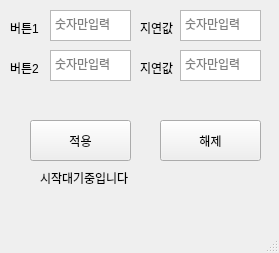
Before: the Qt Designer form mainwindow.ui in uuuusssseeeerrrr/ybHelper, drawn with Qt 5.
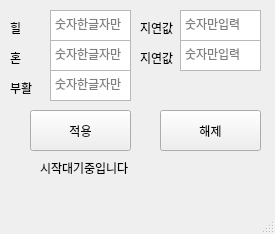
After: the same form once the commit is applied.

```diff
--- a/mainwindow.ui
+++ b/mainwindow.ui
@@ -6,8 +6,8 @@
    <rect>
     <x>0</x>
     <y>0</y>
-    <width>279</width>
-    <height>253</height>
+    <width>275</width>
+    <height>234</height>
    </rect>
   </property>
   <property name="windowTitle">
@@ -24,7 +24,7 @@
      </rect>
     </property>
     <property name="text">
-     <string>버튼1</string>
+     <string>힐</string>
     </property>
    </widget>
    <widget class="QTextEdit" name="hEdit">
@@ -37,33 +37,33 @@
      </rect>
     </property>
     <property name="placeholderText">
-     <string>숫자만입력</string>
+     <string>숫자한글자만</string>
     </property>
    </widget>
    <widget class="QTextEdit" name="h2Edit">
     <property name="geometry">
      <rect>
       <x>50</x>
-      <y>50</y>
+      <y>40</y>
       <width>81</width>
       <height>31</height>
      </rect>
     </property>
     <property name="placeholderText">
-     <string>숫자만입력</string>
+     <string>숫자한글자만</string>
     </property>
    </widget>
    <widget class="QLabel" name="label_2">
     <property name="geometry">
      <rect>
       <x>10</x>
-      <y>60</y>
+      <y>50</y>
       <width>31</width>
       <height>16</height>
      </rect>
     </property>
     <property name="text">
-     <string>버튼2</string>
+     <string>혼</string>
     </property>
    </widget>
    <widget class="QLabel" name="label_3">
@@ -96,7 +96,7 @@
     <property name="geometry">
      <rect>
       <x>140</x>
-      <y>60</y>
+      <y>50</y>
       <width>41</width>
       <height>16</height>
      </rect>
@@ -109,7 +109,7 @@
     <property name="geometry">
      <rect>
       <x>180</x>
-      <y>50</y>
+      <y>40</y>
       <width>81</width>
       <height>31</height>
      </rect>
@@ -122,7 +122,7 @@
     <property name="geometry">
      <rect>
       <x>30</x>
-      <y>120</y>
+      <y>110</y>
       <width>101</width>
       <height>41</height>
      </rect>
@@ -135,7 +135,7 @@
     <property name="geometry">
      <rect>
       <x>160</x>
-      <y>120</y>
+      <y>110</y>
       <width>101</width>
       <height>41</height>
      </rect>
@@ -148,7 +148,7 @@
     <property name="geometry">
      <rect>
       <x>40</x>
-      <y>170</y>
+      <y>160</y>
       <width>221</width>
       <height>16</height>
      </rect>
@@ -157,6 +157,32 @@
      <string>시작대기중입니다</string>
     </property>
    </widget>
+   <widget class="QTextEdit" name="h3Edit">
+    <property name="geometry">
+     <rect>
+      <x>50</x>
+      <y>70</y>
+      <width>81</width>
+      <height>31</height>
+     </rect>
+    </property>
+    <property name="placeholderText">
+     <string>숫자한글자만</string>
+    </property>
+   </widget>
+   <widget class="QLabel" name="label_5">
+    <property name="geometry">
+     <rect>
+      <x>10</x>
+      <y>80</y>
+      <width>31</width>
+      <height>16</height>
+     </rect>
+    </property>
+    <property name="text">
+     <string>부활</string>
+    </property>
+   </widget>
   </widget>
   <widget class="QMenuBar" name="menubar">
    <property name="geometry">
```
Left out of the diff: 2 changed lines with no effect on the pictures.
